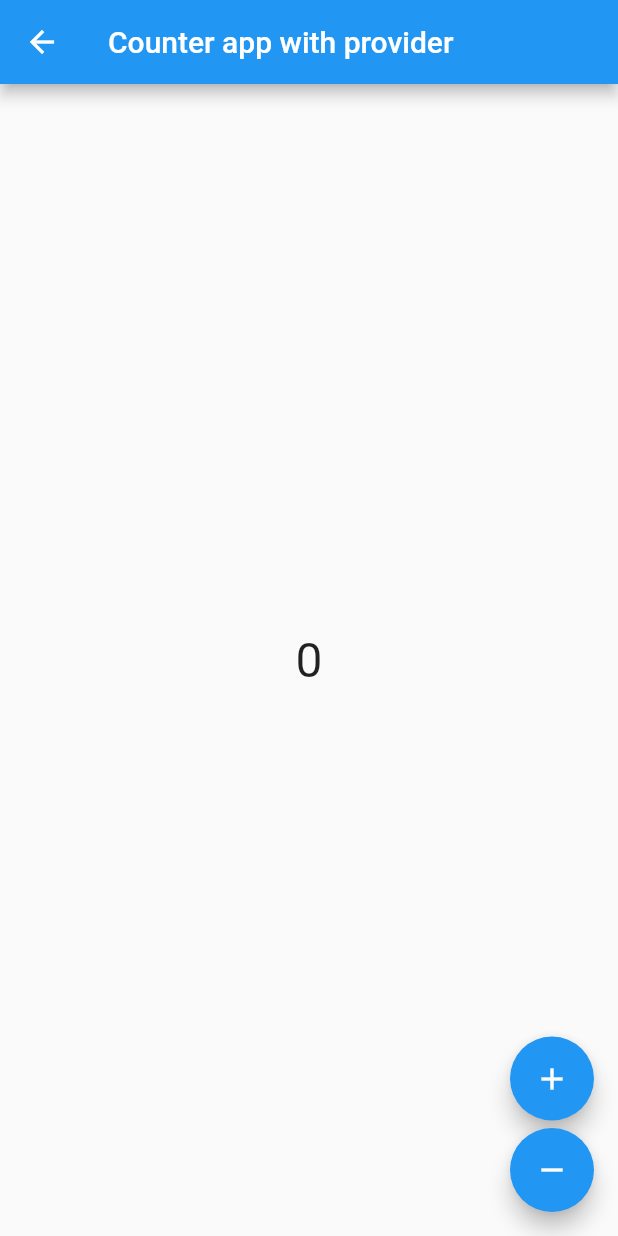
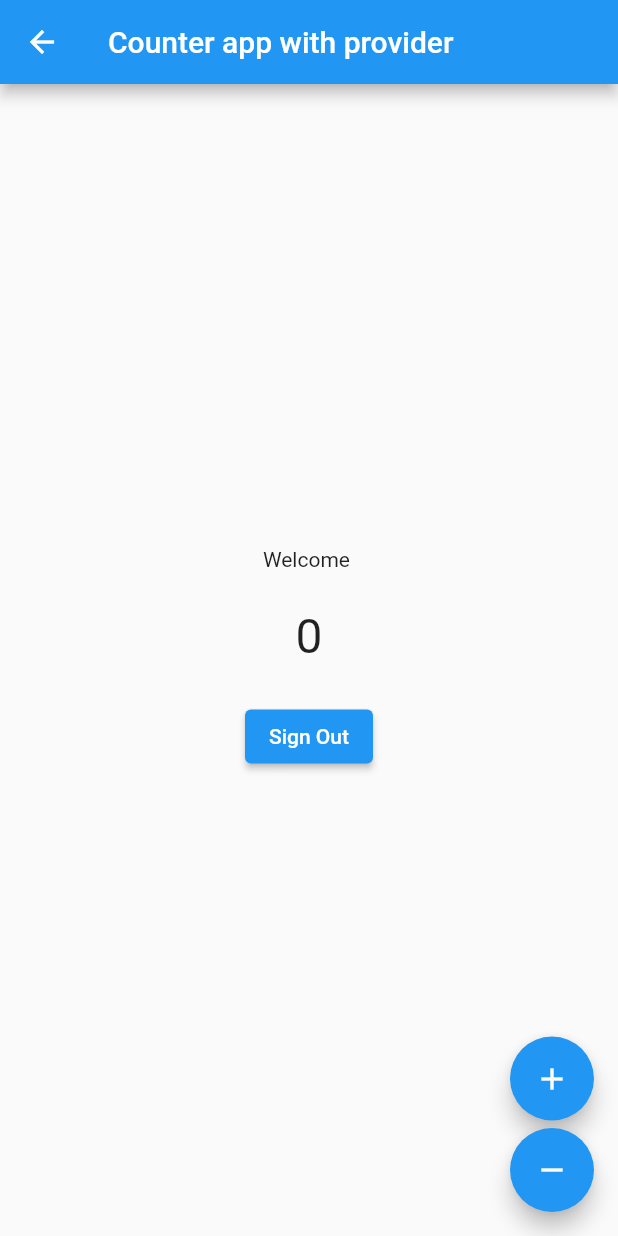
Before and after one commit to furkan-A/Flutter-Provider-Usage, a Flutter app: the CounterApp screen opened directly, on a phone screen of 412 x 824 dp. Run offline on Flutter 3.47's test engine with Material 2 defaults, Android fonts, the phone set to English and light mode, and no system bars; our stand-ins replace firebase_auth, firebase_core; accounts and stored records are empty.

Commit message:
add functionality of signin, createUser and signOut method

```diff
--- a/lib/widgets/display_counter.dart
+++ b/lib/widgets/display_counter.dart
@@ -1,6 +1,7 @@
 import 'package:flutter/material.dart';
 import 'package:provider/provider.dart';
 import 'package:provider_deneme/models/counter.dart';
+import 'package:provider_deneme/services/auth_service.dart';
 
 class DisplayCounter extends StatelessWidget {
   const DisplayCounter({
@@ -10,13 +11,28 @@ class DisplayCounter extends StatelessWidget {
   @override
   Widget build(BuildContext context) {
     var myCounter = Provider.of<Counter>(context);
+    var myAuth = Provider.of<AuthService>(context);
+
     return Column(
       mainAxisAlignment: MainAxisAlignment.center,
       children: <Widget>[
+        Text('Welcome ${myAuth.user!.email}'),
+        const SizedBox(height: 24),
         Text(
           myCounter.counter.toString(),
           style: const TextStyle(fontSize: 32),
         ),
+        const SizedBox(height: 24),
+        ElevatedButton(
+            onPressed: () {
+              // first usage
+              myAuth.signOut();
+              // second usage
+              // WARNING : context.read method is not usable in build methods
+              // but it is usable in onpressed methods
+              // context.read<AuthService>().signOut();
+            },
+            child: const Text('Sign Out'))
       ],
     );
   }
```
Also changed, not shown: lib/services/auth_service.dart (+23 -21 lines), lib/views/counter_app.dart (+35 -3 lines).
